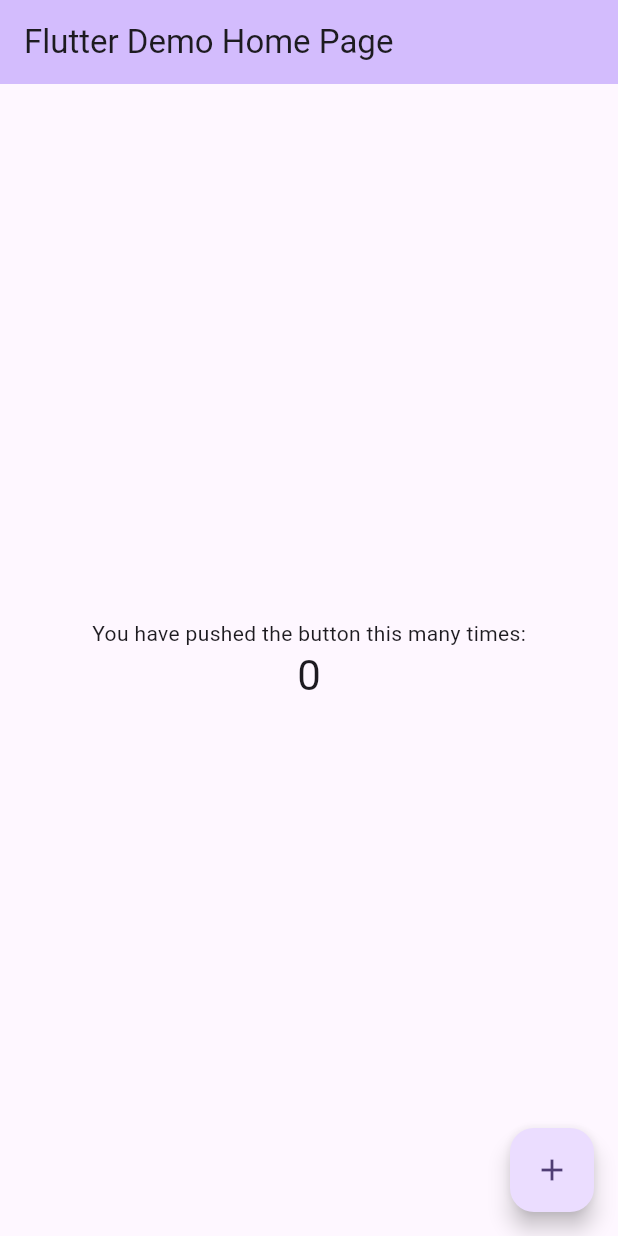
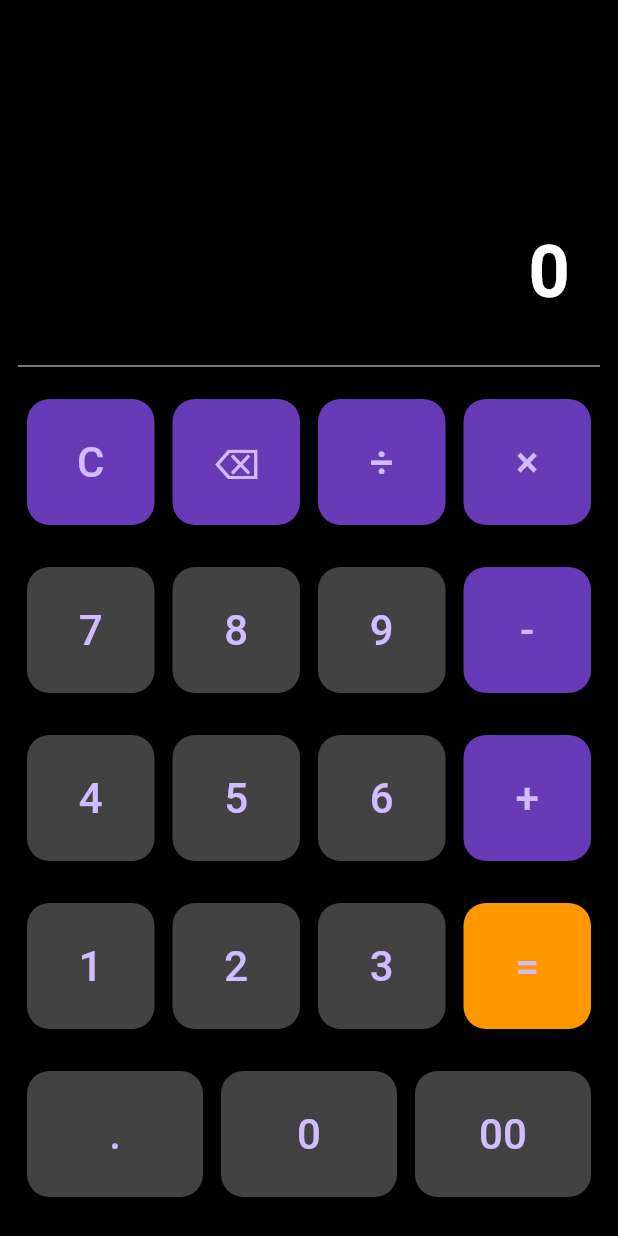
Before and after one commit to Atiimubeen/BestCalculator_App, a Flutter app: the screen it shows after launch, on a phone screen of 412 x 824 dp. Run offline on Flutter 3.47's test engine with Material 3 defaults, Android fonts, the phone set to English and light mode, and no system bars; our stand-ins replace math_expressions.

Commit message:
Adding more Functions

```diff
--- a/lib/main.dart
+++ b/lib/main.dart
@@ -1,4 +1,5 @@
 import 'package:flutter/material.dart';
+import 'package:math_expressions/math_expressions.dart';
 
 void main() {
   runApp(const MyApp());
@@ -7,116 +8,137 @@ void main() {
 class MyApp extends StatelessWidget {
   const MyApp({super.key});
 
-  // This widget is the root of your application.
   @override
   Widget build(BuildContext context) {
     return MaterialApp(
-      title: 'Flutter Demo',
-      theme: ThemeData(
-        // This is the theme of your application.
-        //
-        // TRY THIS: Try running your application with "flutter run". You'll see
-        // the application has a purple toolbar. Then, without quitting the app,
-        // try changing the seedColor in the colorScheme below to Colors.green
-        // and then invoke "hot reload" (save your changes or press the "hot
-        // reload" button in a Flutter-supported IDE, or press "r" if you used
-        // the command line to start the app).
-        //
-        // Notice that the counter didn't reset back to zero; the application
-        // state is not lost during the reload. To reset the state, use hot
-        // restart instead.
-        //
-        // This works for code too, not just values: Most code changes can be
-        // tested with just a hot reload.
-        colorScheme: ColorScheme.fromSeed(seedColor: Colors.deepPurple),
+      debugShowCheckedModeBanner: false,
+      title: 'Calculator App',
+      theme: ThemeData.dark().copyWith(
+        scaffoldBackgroundColor: Colors.black,
+        primaryColor: Colors.black,
       ),
-      home: const MyHomePage(title: 'Flutter Demo Home Page'),
+      home: const CalculatorApp(),
     );
   }
 }
 
-class MyHomePage extends StatefulWidget {
-  const MyHomePage({super.key, required this.title});
-
-  // This widget is the home page of your application. It is stateful, meaning
-  // that it has a State object (defined below) that contains fields that affect
-  // how it looks.
-
-  // This class is the configuration for the state. It holds the values (in this
-  // case the title) provided by the parent (in this case the App widget) and
-  // used by the build method of the State. Fields in a Widget subclass are
-  // always marked "final".
-
-  final String title;
+class CalculatorApp extends StatefulWidget {
+  const CalculatorApp({super.key});
 
   @override
-  State<MyHomePage> createState() => _MyHomePageState();
+  State<CalculatorApp> createState() => _CalculatorAppState();
 }
 
-class _MyHomePageState extends State<MyHomePage> {
-  int _counter = 0;
+class _CalculatorAppState extends State<CalculatorApp> {
+  String input = '';
+  String output = '0';
 
-  void _incrementCounter() {
+  void onButtonPressed(String text) {
     setState(() {
-      // This call to setState tells the Flutter framework that something has
-      // changed in this State, which causes it to rerun the build method below
-      // so that the display can reflect the updated values. If we changed
-      // _counter without calling setState(), then the build method would not be
-      // called again, and so nothing would appear to happen.
-      _counter++;
+      if (text == 'C') {
+        input = '';
+        output = '0';
+      } else if (text == '⌫') {
+        if (input.isNotEmpty) {
+          input = input.substring(0, input.length - 1);
+        }
+        output = input.isEmpty ? '0' : input;
+      } else if (text == '=') {
+        try {
+          Parser p = Parser();
+          Expression exp = p.parse(
+            input.replaceAll('×', '*').replaceAll('÷', '/'),
+          );
+          ContextModel cm = ContextModel();
+          double eval = exp.evaluate(EvaluationType.REAL, cm);
+          output = eval.toString();
+        } catch (e) {
+          output = 'Error';
+        }
+      } else {
+        input += text;
+        output = input;
+      }
     });
   }
 
   @override
   Widget build(BuildContext context) {
-    // This method is rerun every time setState is called, for instance as done
-    // by the _incrementCounter method above.
-    //
-    // The Flutter framework has been optimized to make rerunning build methods
-    // fast, so that you can just rebuild anything that needs updating rather
-    // than having to individually change instances of widgets.
     return Scaffold(
-      appBar: AppBar(
-        // TRY THIS: Try changing the color here to a specific color (to
-        // Colors.amber, perhaps?) and trigger a hot reload to see the AppBar
-        // change color while the other colors stay the same.
-        backgroundColor: Theme.of(context).colorScheme.inversePrimary,
-        // Here we take the value from the MyHomePage object that was created by
-        // the App.build method, and use it to set our appbar title.
-        title: Text(widget.title),
-      ),
-      body: Center(
-        // Center is a layout widget. It takes a single child and positions it
-        // in the middle of the parent.
-        child: Column(
-          // Column is also a layout widget. It takes a list of children and
-          // arranges them vertically. By default, it sizes itself to fit its
-          // children horizontally, and tries to be as tall as its parent.
-          //
-          // Column has various properties to control how it sizes itself and
-          // how it positions its children. Here we use mainAxisAlignment to
-          // center the children vertically; the main axis here is the vertical
-          // axis because Columns are vertical (the cross axis would be
-          // horizontal).
-          //
-          // TRY THIS: Invoke "debug painting" (choose the "Toggle Debug Paint"
-          // action in the IDE, or press "p" in the console), to see the
-          // wireframe for each widget.
-          mainAxisAlignment: MainAxisAlignment.center,
-          children: <Widget>[
-            const Text('You have pushed the button this many times:'),
-            Text(
-              '$_counter',
-              style: Theme.of(context).textTheme.headlineMedium,
-            ),
-          ],
+      body: SafeArea(
+        child: Padding(
+          padding: const EdgeInsets.all(12.0),
+          child: Column(
+            children: [
+              Expanded(
+                flex: 2,
+                child: Container(
+                  alignment: Alignment.bottomRight,
+                  padding: const EdgeInsets.all(20),
+                  child: Text(
+                    output,
+                    style: const TextStyle(
+                      fontSize: 48,
+                      fontWeight: FontWeight.bold,
+                      color: Colors.white,
+                    ),
+                    maxLines: 2,
+                    overflow: TextOverflow.ellipsis,
+                  ),
+                ),
+              ),
+              const Divider(color: Colors.grey),
+              Expanded(
+                flex: 5,
+                child: Column(
+                  children: [
+                    buildButtonRow(['C', '⌫', '÷', '×']),
+                    buildButtonRow(['7', '8', '9', '-']),
+                    buildButtonRow(['4', '5', '6', '+']),
+                    buildButtonRow(['1', '2', '3', '=']),
+                    buildButtonRow(['.', '0', '00']),
+                  ],
+                ),
+              ),
+            ],
+          ),
         ),
       ),
-      floatingActionButton: FloatingActionButton(
-        onPressed: _incrementCounter,
-        tooltip: 'Increment',
-        child: const Icon(Icons.add),
-      ), // This trailing comma makes auto-formatting nicer for build methods.
+    );
+  }
+
+  Widget buildButtonRow(List<String> labels) {
+    return Expanded(
+      child: Row(
+        children: labels.map((label) {
+          bool isOperator = ['÷', '×', '-', '+', '=', 'C', '⌫'].contains(label);
+          bool isEqual = label == '=';
+          return Expanded(
+            child: Padding(
+              padding: const EdgeInsets.all(6.0),
+              child: ElevatedButton(
+                onPressed: () => onButtonPressed(label),
+                style: ElevatedButton.styleFrom(
+                  backgroundColor: isOperator
+                      ? (isEqual ? Colors.orange : Colors.deepPurple)
+                      : Colors.grey[800],
+                  padding: const EdgeInsets.all(22),
+                  shape: RoundedRectangleBorder(
+                    borderRadius: BorderRadius.circular(15),
+                  ),
+                ),
+                child: Text(
+                  label,
+                  style: const TextStyle(
+                    fontSize: 28,
+                    fontWeight: FontWeight.w500,
+                  ),
+                ),
+              ),
+            ),
+          );
+        }).toList(),
+      ),
     );
   }
 }
--- a/pubspec.yaml
+++ b/pubspec.yaml
@@ -34,6 +34,7 @@ dependencies:
   # The following adds the Cupertino Icons font to your application.
   # Use with the CupertinoIcons class for iOS style icons.
   cupertino_icons: ^1.0.8
+  math_expressions: ^3.0.0
 
 dev_dependencies:
   flutter_test:
```
Also changed, not shown: pubspec.lock.
